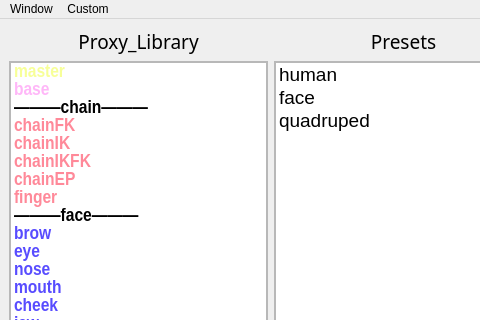
Above: bind/ui/setup/bind_ui.ui from MuZiMuZi/muziToolset before the change; both pictures show x 0 to 480 and y 0 to 320 of the 832 by 772 pixel window. Below: the same form after it.
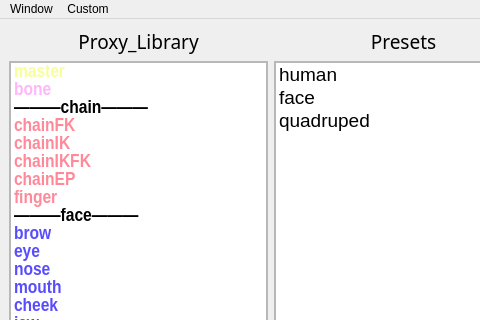
That is the form after the change. Icons and pictures are not drawn.

What changed in the file:
```diff
--- a/bind/ui/setup/bind_ui.ui
+++ b/bind/ui/setup/bind_ui.ui
@@ -175,7 +175,7 @@
                 </item>
                 <item>
                  <property name="text">
-                  <string>base</string>
+                  <string>bone</string>
                  </property>
                  <property name="foreground">
                   <brush brushstyle="SolidPattern">
```
Left out of the diff: 4 changed lines with no effect on the pictures.
